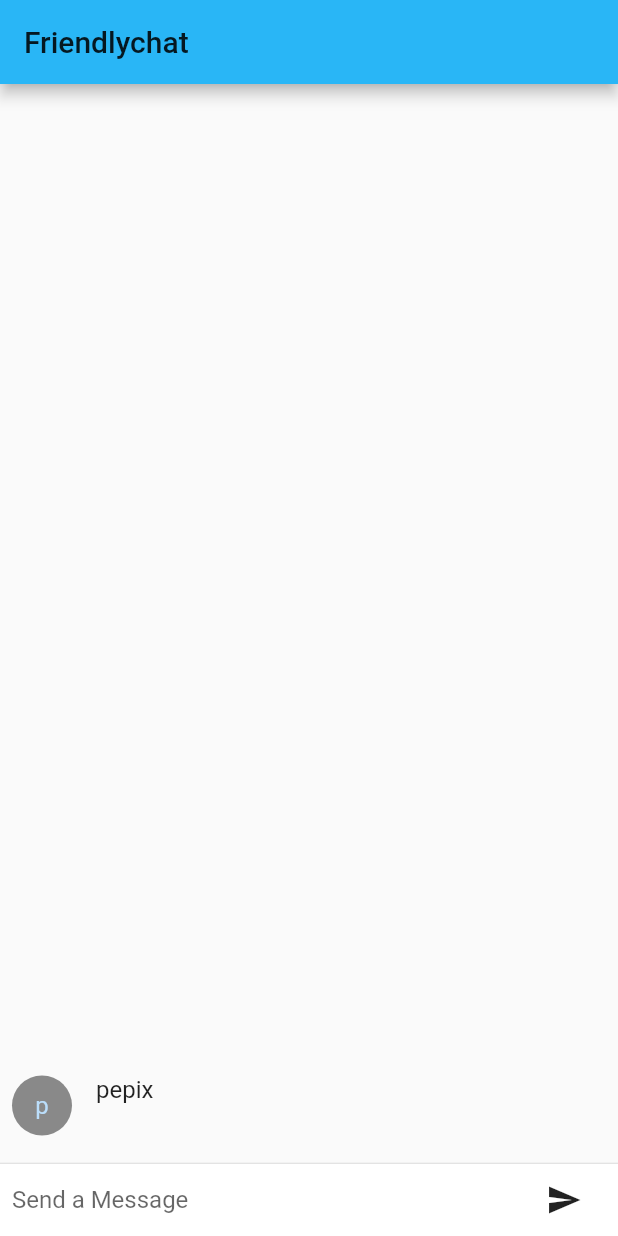
After one commit to pepix/Flutter-Cookbook, a Flutter app: the screen it shows after launch, after a tap on the "send" icon, on a phone screen of 412 x 824 dp. The commit adds this screen. Run offline on Flutter 3.47's test engine with Material 2 defaults, Android fonts, the phone set to English and light mode, and no system bars; our stand-ins replace cached_network_image.

Commit message:
Add a UI for displaying messages

```diff
--- /dev/null
+++ b/lib/chat.dart
@@ -0,0 +1,119 @@
+import 'package:flutter/material.dart';
+
+const String _name = "pepix";
+
+class ChatScreen extends StatefulWidget {
+  @override
+  State createState() => new ChatScreenState();
+
+}
+
+// StatelessWidgetのときは同クラス内に内包していたが、
+// StatefulWidgetではクラスを独立
+class ChatScreenState extends State<ChatScreen> {
+  // 現在TextFieldに入力中の文字などを保持
+  final TextEditingController _textController = new TextEditingController();
+  final List<ChatMessage> _messages = <ChatMessage>[];
+
+  @override
+  Widget build(BuildContext context) {
+    return new Scaffold(
+      appBar: new AppBar(
+        title: new Text("Friendlychat"),
+      ),
+      body: new Column(
+        children: <Widget>[
+          new Flexible( // Why Flexible?
+            child: new ListView.builder(
+              padding: new EdgeInsets.all(8.0),
+              reverse: true,
+              itemBuilder: (_, int index) => _messages[index],
+              itemCount: _messages.length,
+            ),
+          ),
+          new Divider(height: 1.0),
+          new Container(
+            decoration: new BoxDecoration(
+              color: Theme.of(context).cardColor,
+            ),
+            child: _buildTextComposer(),
+          )
+        ],
+      ), // プライベートメソッドである理由
+    );
+  }
+
+  // アンダースコアで始まるブロックはプライベートであることを示す
+  Widget _buildTextComposer() {
+    return new Container(
+      margin: const EdgeInsets.symmetric(horizontal: 8.0),
+      child: new Row(
+        children: <Widget>[
+          new Flexible(
+            child: new TextField(
+              controller: _textController,
+              onSubmitted: _handleSubmitted,
+              decoration: new InputDecoration.collapsed(
+                  hintText: "Send a Message"
+              ),
+            ),
+          ),
+          new Container(
+            margin: new EdgeInsets.symmetric(horizontal: 4.0),
+            child: new IconButton(
+                icon: new Icon(Icons.send),
+                onPressed: () => _handleSubmitted(_textController.text),
+            ),
+          )
+        ],
+      )
+    );
+  }
+
+  void _handleSubmitted(String text) {
+    _textController.clear();
+    ChatMessage chatMessage = new ChatMessage(
+      text: text,
+    );
+    setState(() {
+      _messages.insert(0, chatMessage);
+    });
+  }
+}
+
+class ChatMessage extends StatelessWidget {
+  ChatMessage({this.text});
+  final String text;
+
+  @override
+  Widget build(BuildContext context) {
+    return new Container(
+      margin: const EdgeInsets.symmetric(vertical: 10.0),
+      child: new Row(
+        crossAxisAlignment: CrossAxisAlignment.start,
+        children: <Widget>[
+          new Container(
+            margin: const EdgeInsets.only(right: 16.0),
+            child: new CircleAvatar(
+              backgroundColor: Colors.black45,
+              child: new Text(_name[0]),
+            ),
+          ),
+          new Column(
+            crossAxisAlignment: CrossAxisAlignment.start,
+            children: <Widget>[
+              new Text(
+                _name,
+                style: Theme.of(context).textTheme.subhead,
+              ),
+              new Container(
+                margin: const EdgeInsets.only(top: 5.0),
+                child: new Text(text),
+              ),
+            ],
+          )
+        ],
+      ),
+    );
+  }
+}
--- a/lib/main.dart
+++ b/lib/main.dart
@@ -1,6 +1,8 @@
 import 'package:flutter/foundation.dart';
 import 'package:flutter/material.dart';
 import 'package:cached_network_image/cached_network_image.dart';
+
+import 'package:image/chat.dart';
 
 void main() {
   runApp(new MaterialApp(
@@ -10,14 +12,18 @@ void main() {
       primaryColor: Colors.lightBlue[400],
       accentColor: Colors.cyan,
     ),
-    home: new MyApp(),
+    //home: new MyApp(),
+    home: new ChatScreen(),
   ));
 }
 
 class MyApp extends StatelessWidget {
+
   @override
   Widget build(BuildContext context) {
     var title = "Web Images";
+    var screenWidth = MediaQuery.of(context).size.width;
+    var screenHeight = MediaQuery.of(context).size.height;
 
     return new Scaffold(
         appBar: new AppBar(
@@ -57,7 +63,7 @@ class MyApp extends StatelessWidget {
             ),
             new ListTile(
               leading: new Icon(Icons.phone),
-              title: new Text("Phone"),
+              title: new Text("Width: ${screenWidth.toString()}"),
             ),
             new Row(
               children: <Widget>[
```
